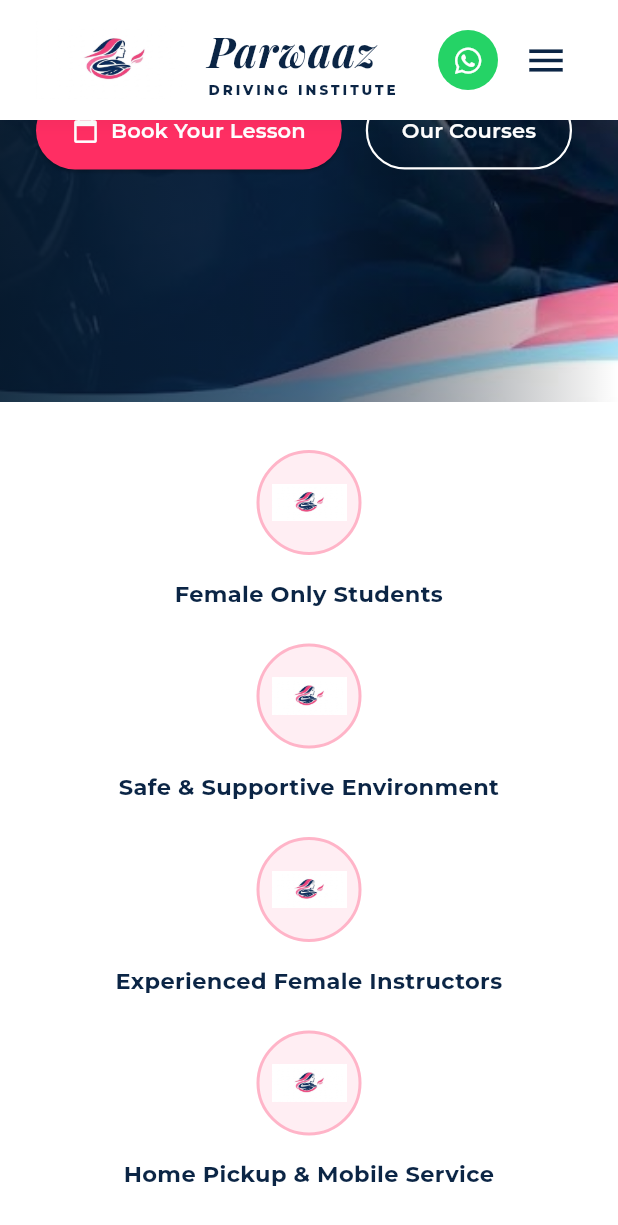
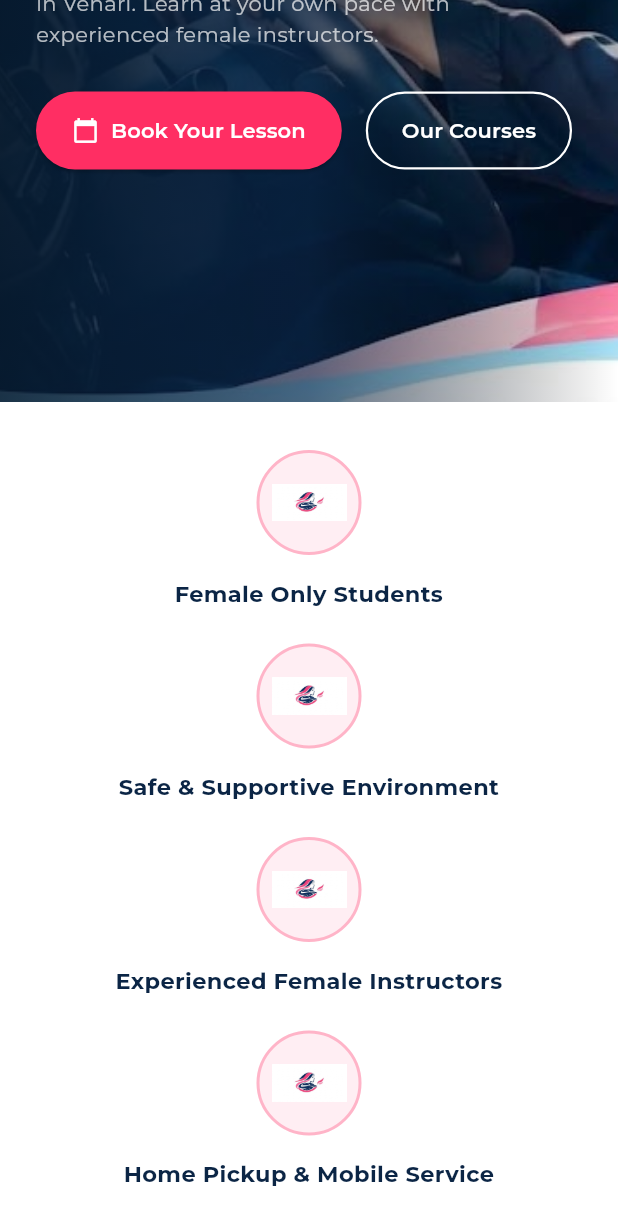
Before and after one commit to mianzainjhandir/Parwaaz_Driving_Institute, a Flutter app: the screen it shows after launch, scrolled down 462 dp, on a phone screen of 412 x 824 dp. Shown: the top 1225 px of the screen. Run offline on Flutter 3.47's test engine with Material 3 defaults, Android fonts, the phone set to English and light mode, and no system bars; our stand-ins replace font_awesome_flutter, get, google_fonts.

Commit message:
Implement hide/show app bar on scroll down/up using SliverAppBar and CustomScrollView

```diff
--- a/lib/views/home_content.dart
+++ b/lib/views/home_content.dart
@@ -15,8 +15,7 @@ class _HomeContentState extends State<HomeContent> {
       builder: (context, constraints) {
         bool isWide = constraints.maxWidth > 900;
 
-        return SingleChildScrollView(
-          child: Column(
+        return Column(
           children: [
             // Hero Banner Section
             Container(
@@ -250,7 +249,6 @@ class _HomeContentState extends State<HomeContent> {
                     ),
             ),
           ],
-          ),
         );
       },
     );
--- a/lib/views/home_page.dart
+++ b/lib/views/home_page.dart
@@ -49,18 +49,6 @@ class _MyHomePageState extends State<MyHomePage> {
 
     return Scaffold(
       backgroundColor: Colors.white,
-      appBar: ParwaazAppBar(
-        onMenuItemSelected: (title) {
-          setState(() {
-            _selectedTab = title;
-          });
-          ScaffoldMessenger.of(context).showSnackBar(
-            SnackBar(content: Text('Selected: $title')),
-          );
-        },
-        onBookNowPressed: _onBookNow,
-        onWhatsAppPressed: _launchWhatsApp,
-      ),
       endDrawer: Drawer(
         child: ListView(
           padding: EdgeInsets.zero,
@@ -172,12 +160,35 @@ class _MyHomePageState extends State<MyHomePage> {
           ],
         ),
       ),
-      body: SingleChildScrollView(
-        child: Column(
-          children: [
-            HomeContent(),
-          ],
-        ),
+      body: CustomScrollView(
+        slivers: [
+          SliverAppBar(
+            floating: true,
+            snap: true,
+            pinned: false,
+            toolbarHeight: 80,
+            automaticallyImplyLeading: false,
+            backgroundColor: Colors.white,
+            elevation: 0,
+            flexibleSpace: FlexibleSpaceBar(
+              background: ParwaazAppBar(
+                onMenuItemSelected: (title) {
+                  setState(() {
+                    _selectedTab = title;
+                  });
+                  ScaffoldMessenger.of(context).showSnackBar(
+                    SnackBar(content: Text('Selected: $title')),
+                  );
+                },
+                onBookNowPressed: _onBookNow,
+                onWhatsAppPressed: _launchWhatsApp,
+              ),
+            ),
+          ),
+          const SliverToBoxAdapter(
+            child: HomeContent(),
+          ),
+        ],
       ),
     );
   }
```
Also changed, not shown: assets/images/img_2.png (added). Lines whose indentation alone changed are shown as unchanged.
